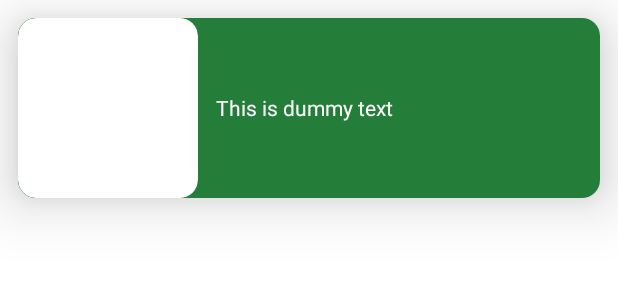
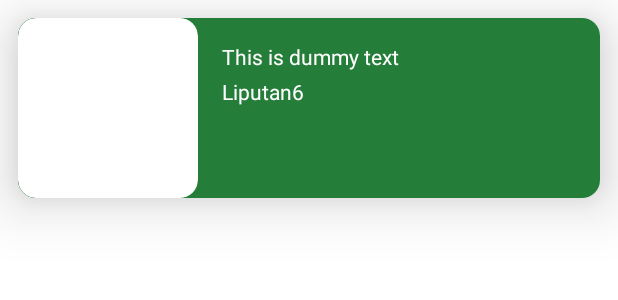
Before and after one commit to ahmadsufyan455/MedDev, an Android app: the layout rv_item_layout.xml on its own in the app's theme, with its tools: preview values and no code run, on a phone screen of 412 x 824 dp. Shown: the top 300 px of the screen. Run offline under Robolectric (Android 15) with nearby library versions, the phone set to English and light mode, and no system bars; network calls fail.

Commit message:
add article list

```diff
--- a/MedDev/app/build.gradle
+++ b/MedDev/app/build.gradle
@@ -49,6 +49,7 @@ dependencies {
     implementation 'androidx.legacy:legacy-support-v4:1.0.0'
     implementation 'com.google.firebase:firebase-auth:21.0.1'
     implementation 'com.google.firebase:firebase-firestore:23.0.0'
+    implementation "org.jetbrains.kotlin:kotlin-stdlib:$kotlin_version"
 
     testImplementation 'junit:junit:4.13.2'
 
@@ -61,7 +62,11 @@ dependencies {
     implementation 'org.tensorflow:tensorflow-lite:2.4.0'
 
     implementation 'org.jetbrains.kotlinx:kotlinx-coroutines-android:1.4.3'
+    implementation "org.jetbrains.kotlinx:kotlinx-coroutines-core:1.4.3"
+    implementation 'androidx.lifecycle:lifecycle-viewmodel-ktx:2.3.1'
 
     implementation 'com.squareup.retrofit2:retrofit:2.9.0'
     implementation 'com.squareup.retrofit2:converter-gson:2.9.0'
+
+    implementation 'com.squareup.picasso:picasso:2.71828'
 }
--- a/MedDev/app/src/main/AndroidManifest.xml
+++ b/MedDev/app/src/main/AndroidManifest.xml
@@ -15,7 +15,7 @@
         android:roundIcon="@mipmap/ic_launcher_round"
         android:supportsRtl="true"
         android:theme="@style/Theme.MedDev">
-        <activity android:name=".dashboard.DetectionResultActivity" />
+        <activity android:name=".dashboard.article.ArticleActivity"></activity>
         <activity android:name=".detection.DiseaseResultActivity" />
         <activity android:name=".detection.DiseaseDetailActivity" />
         <activity android:name=".detection.DiseaseDetectionActivity" />
--- a/MedDev/app/src/main/java/com/capstone/meddev/dashboard/DashboardActivity.kt
+++ b/MedDev/app/src/main/java/com/capstone/meddev/dashboard/DashboardActivity.kt
@@ -5,6 +5,7 @@ import android.os.Bundle
 import android.widget.Toast
 import androidx.appcompat.app.AppCompatActivity
 import com.capstone.meddev.auth.login.LoginActivity
+import com.capstone.meddev.dashboard.article.ArticleActivity
 import com.capstone.meddev.databinding.ActivityDashboardBinding
 import com.capstone.meddev.detection.DiseaseDetectionActivity
 import com.google.firebase.auth.FirebaseAuth
@@ -26,6 +27,10 @@ class DashboardActivity : AppCompatActivity() {
 
         binding.btnDiseaseDetection.setOnClickListener {
             startActivity(Intent(this, DiseaseDetectionActivity::class.java))
+        }
+
+        binding.btnHealthInformation.setOnClickListener {
+            startActivity(Intent(this, ArticleActivity::class.java))
         }
 
         binding.btnLogout.setOnClickListener { logout() }
--- /dev/null
+++ b/MedDev/app/src/main/java/com/capstone/meddev/data/ListArticleResponse.kt
@@ -0,0 +1,5 @@
+package com.capstone.meddev.data
+
+data class ListArticleResponse(
+    val list_article: List<ArticleResponse>
+)
--- a/MedDev/app/src/main/java/com/capstone/meddev/detection/DiseaseDetectionActivity.kt
+++ b/MedDev/app/src/main/java/com/capstone/meddev/detection/DiseaseDetectionActivity.kt
@@ -9,7 +9,7 @@ import android.view.View
 import android.widget.Toast
 import androidx.appcompat.app.AppCompatActivity
 import com.capstone.meddev.R
-import com.capstone.meddev.dashboard.TFLiteHelper
+import com.capstone.meddev.helper.TFLiteHelper
 import com.capstone.meddev.databinding.ActivityDiseaseDetectionBinding
 import kotlinx.coroutines.CoroutineScope
 import kotlinx.coroutines.Dispatchers
--- a/MedDev/app/src/main/java/com/capstone/meddev/service/ApiService.kt
+++ b/MedDev/app/src/main/java/com/capstone/meddev/service/ApiService.kt
@@ -1,9 +1,10 @@
 package com.capstone.meddev.service
 
-import com.capstone.meddev.data.ArticleResponse
+import com.capstone.meddev.data.ListArticleResponse
+import retrofit2.Response
 import retrofit2.http.GET
 
 interface ApiService {
     @GET("article")
-    suspend fun getArticle(): ArticleResponse
+    suspend fun getArticle(): Response<ListArticleResponse>
 }
--- a/MedDev/app/src/main/res/layout/rv_item_layout.xml
+++ b/MedDev/app/src/main/res/layout/rv_item_layout.xml
@@ -1,41 +1,60 @@
 <?xml version="1.0" encoding="utf-8"?>
 <androidx.cardview.widget.CardView xmlns:android="http://schemas.android.com/apk/res/android"
     xmlns:app="http://schemas.android.com/apk/res-auto"
-    android:orientation="vertical"
     android:layout_width="match_parent"
     android:layout_height="wrap_content"
     android:layout_margin="12dp"
+    android:orientation="vertical"
     app:cardCornerRadius="12dp"
     app:cardElevation="24dp">
 
-    <LinearLayout
+    <androidx.constraintlayout.widget.ConstraintLayout
         android:layout_width="match_parent"
         android:layout_height="120dp"
-        android:orientation="horizontal"
-        android:background="@color/dark_green">
+        android:background="@color/dark_green"
+        android:orientation="horizontal">
 
         <androidx.cardview.widget.CardView
+            android:id="@+id/cardView"
             android:layout_width="wrap_content"
             android:layout_height="wrap_content"
             app:cardCornerRadius="12dp"
-            app:cardElevation="0dp">
+            app:cardElevation="0dp"
+            app:layout_constraintBottom_toBottomOf="parent"
+            app:layout_constraintStart_toStartOf="parent"
+            app:layout_constraintTop_toTopOf="parent">
 
             <ImageView
                 android:id="@+id/article_image_img"
                 android:layout_width="120dp"
-                android:layout_height="120dp">
-            </ImageView>
+                android:layout_height="120dp"
+                android:scaleType="centerCrop" />
+
         </androidx.cardview.widget.CardView>
 
         <TextView
             android:id="@+id/article_title_txt"
+            android:layout_width="0dp"
+            android:layout_height="wrap_content"
+            android:layout_gravity="center_vertical"
+            android:layout_marginStart="16dp"
+            android:layout_marginTop="16dp"
+            android:layout_marginEnd="16dp"
+            android:text="This is dummy text"
+            android:textColor="@color/white"
+            app:layout_constraintEnd_toEndOf="parent"
+            app:layout_constraintStart_toEndOf="@+id/cardView"
+            app:layout_constraintTop_toTopOf="parent" />
+
+        <TextView
+            android:id="@+id/tvWebName"
             android:layout_width="wrap_content"
             android:layout_height="wrap_content"
+            android:layout_marginTop="4dp"
+            android:text="Liputan6"
             android:textColor="@color/white"
-            android:layout_margin="12dp"
-            android:text="This is dummy text"
-            android:layout_gravity="center_vertical">
-        </TextView>
+            app:layout_constraintStart_toStartOf="@+id/article_title_txt"
+            app:layout_constraintTop_toBottomOf="@+id/article_title_txt" />
 
-    </LinearLayout>
+    </androidx.constraintlayout.widget.ConstraintLayout>
 </androidx.cardview.widget.CardView>
--- a/MedDev/app/src/main/res/values/strings.xml
+++ b/MedDev/app/src/main/res/values/strings.xml
@@ -25,4 +25,5 @@
     <string name="prediksi_progres">Sedang melakukan prediksi...</string>
     <string name="informasi_penyakit">Informasi Penyakit</string>
     <string name="welcome">Welcome,</string>
+    <string name="artikel_kesehatan">Artikel Kesehatan</string>
 </resources>
```
Also changed, not shown: MedDev/app/src/main/java/com/capstone/meddev/dashboard/DetectionResultActivity.kt (deleted, +0 -12 lines), MedDev/app/src/main/java/com/capstone/meddev/dashboard/article/ArticleActivity.kt (added, +49 -0 lines), MedDev/app/src/main/java/com/capstone/meddev/dashboard/article/ArticleAdapter.kt (added, +46 -0 lines), MedDev/app/src/main/java/com/capstone/meddev/helper/TFLiteHelper.kt (renamed from MedDev/app/src/main/java/com/capstone/meddev/dashboard/TFLiteHelper.kt, +8 -8 lines), MedDev/app/src/main/java/com/capstone/meddev/viewmodel/ArticleViewModel.kt (added, +26 -0 lines), MedDev/app/src/main/res/layout/activity_article.xml (added, +28 -0 lines), MedDev/app/src/main/res/layout/activity_detection_result.xml (deleted, +0 -67 lines).
